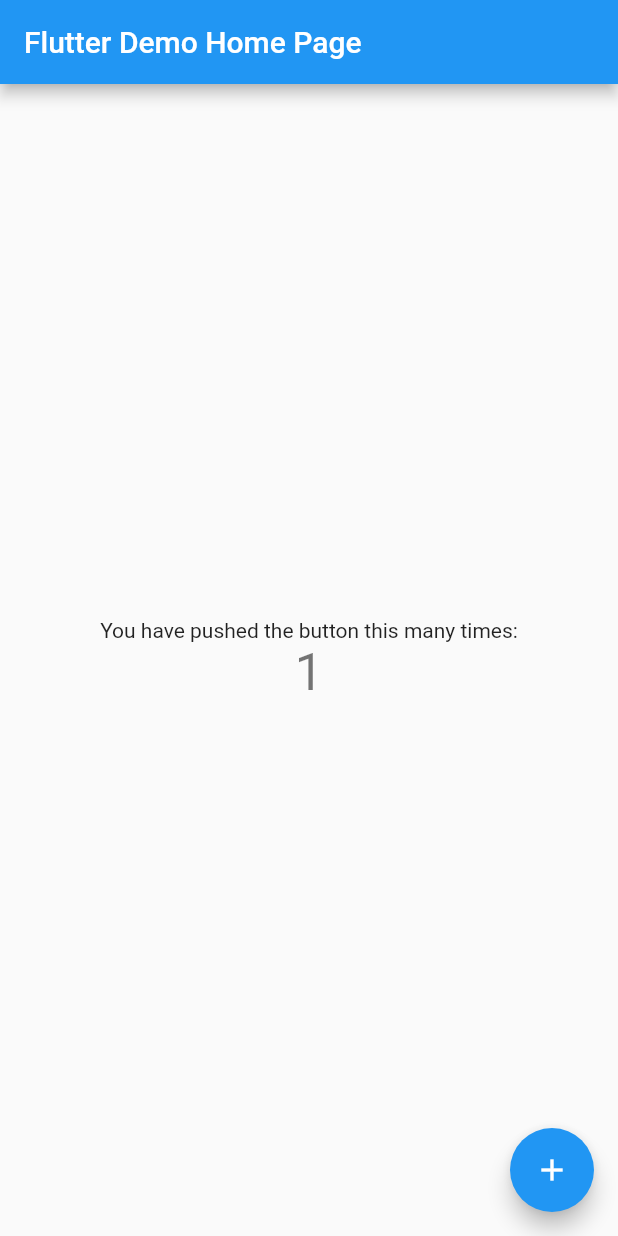
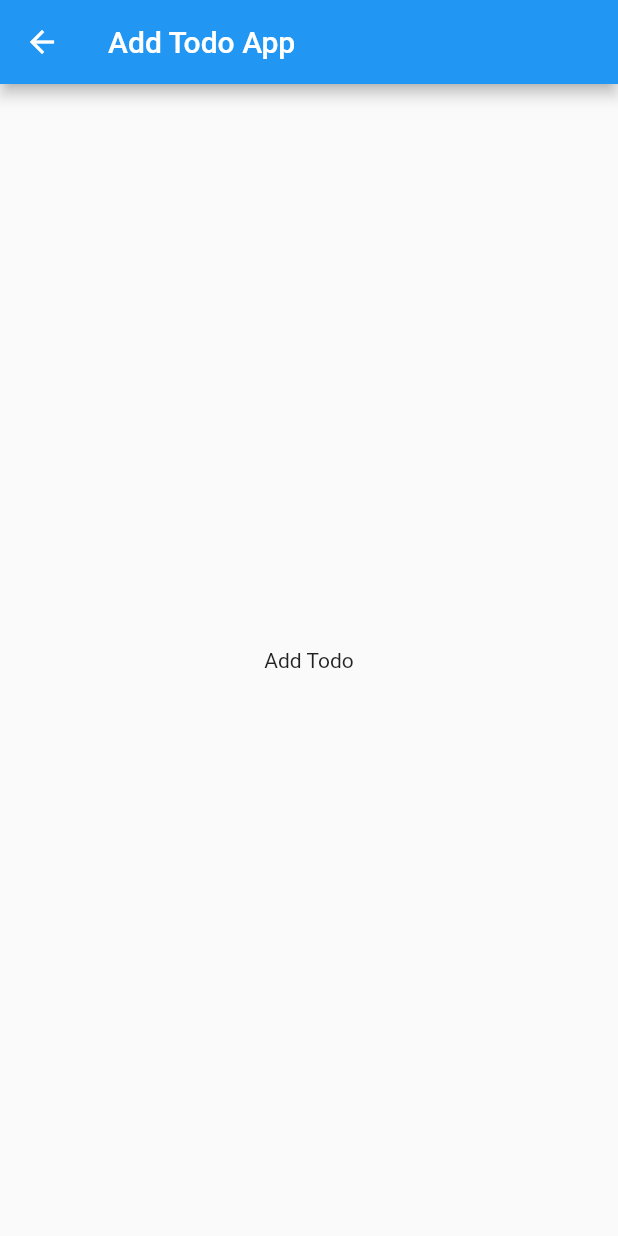
Before and after one commit to faizdamar1/flutter_todo_cubit, a Flutter app: the screen it shows after launch, after a tap on the "add" icon, on a phone screen of 412 x 824 dp. Run offline on Flutter 3.47's test engine with Material 2 defaults, Android fonts, the phone set to English and light mode, and no system bars.

Commit message:
todo model, network, service

```diff
--- a/db.json
+++ b/db.json
@@ -9,6 +9,11 @@
       "todo": "two todo",
       "isComplete": "false",
       "id": 2
+    },
+    {
+      "todo": "three todo",
+      "isComplete": "false",
+      "id": 3
     }
   ]
 }
--- /dev/null
+++ b/lib/constants/string.dart
@@ -0,0 +1,3 @@
+const initialTodoRoute = "/";
+const addTodoRoute = "/add_todo";
+const editTodoRoute = "/edit_todo";
--- a/lib/main.dart
+++ b/lib/main.dart
@@ -1,4 +1,5 @@
 import 'package:flutter/material.dart';
+import 'package:flutter_todo_cubit/presentation/router.dart';
 
 void main() {
   runApp(const MyApp());
@@ -7,109 +8,15 @@
 class MyApp extends StatelessWidget {
   const MyApp({super.key});
 
-  // This widget is the root of your application.
   @override
   Widget build(BuildContext context) {
     return MaterialApp(
-      title: 'Flutter Demo',
+      debugShowCheckedModeBanner: false,
+      title: 'Todo App',
       theme: ThemeData(
-        // This is the theme of your application.
-        //
-        // Try running your application with "flutter run". You'll see the
-        // application has a blue toolbar. Then, without quitting the app, try
-        // changing the primarySwatch below to Colors.green and then invoke
-        // "hot reload" (press "r" in the console where you ran "flutter run",
-        // or simply save your changes to "hot reload" in a Flutter IDE).
-        // Notice that the counter didn't reset back to zero; the application
-        // is not restarted.
         primarySwatch: Colors.blue,
       ),
-      home: const MyHomePage(title: 'Flutter Demo Home Page'),
+      onGenerateRoute: AppRouter().generateRoute,
     );
   }
 }
-
-class MyHomePage extends StatefulWidget {
-  const MyHomePage({super.key, required this.title});
-
-  // This widget is the home page of your application. It is stateful, meaning
-  // that it has a State object (defined below) that contains fields that affect
-  // how it looks.
-
-  // This class is the configuration for the state. It holds the values (in this
-  // case the title) provided by the parent (in this case the App widget) and
-  // used by the build method of the State. Fields in a Widget subclass are
-  // always marked "final".
-
-  final String title;
-
-  @override
-  State<MyHomePage> createState() => _MyHomePageState();
-}
-
-class _MyHomePageState extends State<MyHomePage> {
-  int _counter = 0;
-
-  void _incrementCounter() {
-    setState(() {
-      // This call to setState tells the Flutter framework that something has
-      // changed in this State, which causes it to rerun the build method below
-      // so that the display can reflect the updated values. If we changed
-      // _counter without calling setState(), then the build method would not be
-      // called again, and so nothing would appear to happen.
-      _counter++;
-    });
-  }
-
-  @override
-  Widget build(BuildContext context) {
-    // This method is rerun every time setState is called, for instance as done
-    // by the _incrementCounter method above.
-    //
-    // The Flutter framework has been optimized to make rerunning build methods
-    // fast, so that you can just rebuild anything that needs updating rather
-    // than having to individually change instances of widgets.
-    return Scaffold(
-      appBar: AppBar(
-        // Here we take the value from the MyHomePage object that was created by
-        // the App.build method, and use it to set our appbar title.
-        title: Text(widget.title),
-      ),
-      body: Center(
-        // Center is a layout widget. It takes a single child and positions it
-        // in the middle of the parent.
-        child: Column(
-          // Column is also a layout widget. It takes a list of children and
-          // arranges them vertically. By default, it sizes itself to fit its
-          // children horizontally, and tries to be as tall as its parent.
-          //
-          // Invoke "debug painting" (press "p" in the console, choose the
-          // "Toggle Debug Paint" action from the Flutter Inspector in Android
-          // Studio, or the "Toggle Debug Paint" command in Visual Studio Code)
-          // to see the wireframe for each widget.
-          //
-          // Column has various properties to control how it sizes itself and
-          // how it positions its children. Here we use mainAxisAlignment to
-          // center the children vertically; the main axis here is the vertical
-          // axis because Columns are vertical (the cross axis would be
-          // horizontal).
-          mainAxisAlignment: MainAxisAlignment.center,
-          children: <Widget>[
-            const Text(
-              'You have pushed the button this many times:',
-            ),
-            Text(
-              '$_counter',
-              style: Theme.of(context).textTheme.headline4,
-            ),
-          ],
-        ),
-      ),
-      floatingActionButton: FloatingActionButton(
-        onPressed: _incrementCounter,
-        tooltip: 'Increment',
-        child: const Icon(Icons.add),
-      ), // This trailing comma makes auto-formatting nicer for build methods.
-    );
-  }
-}
--- /dev/null
+++ b/lib/presentation/router.dart
@@ -0,0 +1,39 @@
+import 'package:flutter/material.dart';
+import 'package:flutter_todo_cubit/constants/string.dart';
+import 'package:flutter_todo_cubit/presentation/screens/add_todo_screen.dart';
+import 'package:flutter_todo_cubit/presentation/screens/edit_todo_screen.dart';
+import 'package:flutter_todo_cubit/presentation/screens/todo_screen.dart';
+
+class AppRouter {
+  Route generateRoute(RouteSettings settings) {
+    switch (settings.name) {
+      case initialTodoRoute:
+        return MaterialPageRoute(
+          builder: (context) {
+            return const TodoScreen();
+          },
+        );
+
+      case addTodoRoute:
+        return MaterialPageRoute(
+          builder: (context) {
+            return const AddTodoScreen();
+          },
+        );
+
+      case editTodoRoute:
+        return MaterialPageRoute(
+          builder: (context) {
+            return const EditTodoScreen();
+          },
+        );
+
+      default:
+        return MaterialPageRoute(
+          builder: (context) {
+            return const AddTodoScreen();
+          },
+        );
+    }
+  }
+}
--- /dev/null
+++ b/lib/presentation/screens/add_todo_screen.dart
@@ -0,0 +1,17 @@
+import 'package:flutter/material.dart';
+
+class AddTodoScreen extends StatelessWidget {
+  const AddTodoScreen({super.key});
+
+  @override
+  Widget build(BuildContext context) {
+    return Scaffold(
+      appBar: AppBar(
+        title: const Text("Add Todo App"),
+      ),
+      body: const Center(
+        child: Text("Add Todo"),
+      ),
+    );
+  }
+}
--- /dev/null
+++ b/lib/presentation/screens/todo_screen.dart
@@ -0,0 +1,28 @@
+import 'package:flutter/material.dart';
+import 'package:flutter_todo_cubit/constants/string.dart';
+
+class TodoScreen extends StatefulWidget {
+  const TodoScreen({super.key});
+
+  @override
+  State<TodoScreen> createState() => _TodoScreenState();
+}
+
+class _TodoScreenState extends State<TodoScreen> {
+  @override
+  Widget build(BuildContext context) {
+    return Scaffold(
+      appBar: AppBar(
+        title: const Text("Todo App"),
+        actions: [
+          IconButton(
+              onPressed: () {
+                Navigator.pushNamed(context, addTodoRoute);
+              },
+              icon: const Icon(Icons.add))
+        ],
+      ),
+      body: const Center(),
+    );
+  }
+}
```
Also changed, not shown: lib/data/models/todo_model.dart (added, +10 -0 lines), lib/data/todo_repository.dart (added, +35 -0 lines), lib/data/todo_services.dart (added, +50 -0 lines), lib/presentation/screens/edit_todo_screen.dart (added, +17 -0 lines), 1 other file.
